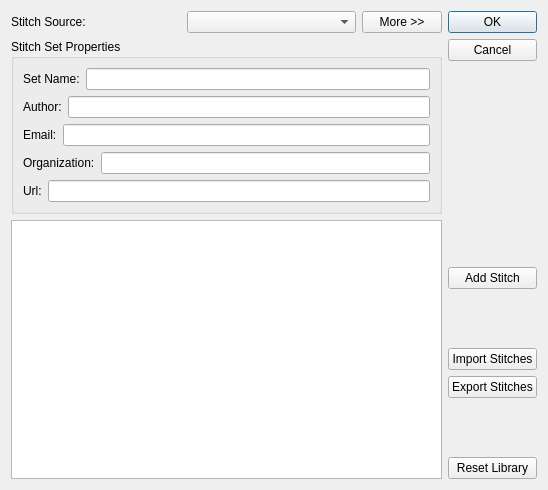
iPenguin/CrochetCharts, file src/stitchlibrary.ui: the form before one commit.
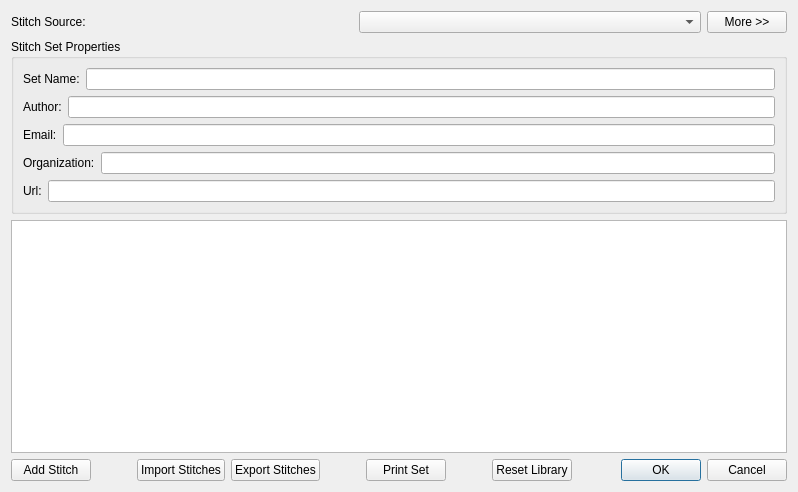
The form after the commit.

Commit message: changed the layout of the buttons. Added a print set button

```diff
--- a/src/stitchlibrary.ui
+++ b/src/stitchlibrary.ui
@@ -6,8 +6,8 @@
    <rect>
     <x>0</x>
     <y>0</y>
-    <width>548</width>
-    <height>490</height>
+    <width>798</width>
+    <height>492</height>
    </rect>
   </property>
   <property name="sizePolicy">
@@ -180,39 +180,11 @@
        </property>
       </widget>
      </item>
-    </layout>
-   </item>
    <item>
-    <layout class="QVBoxLayout" name="verticalLayout">
-     <item>
-      <widget class="QDialogButtonBox" name="buttonBox">
-       <property name="sizePolicy">
-        <sizepolicy hsizetype="Preferred" vsizetype="Fixed">
-         <horstretch>0</horstretch>
-         <verstretch>0</verstretch>
-        </sizepolicy>
+      <layout class="QHBoxLayout" name="horizontalLayout_8">
+       <property name="topMargin">
+        <number>0</number>
        </property>
-       <property name="orientation">
-        <enum>Qt::Vertical</enum>
-       </property>
-       <property name="standardButtons">
-        <set>QDialogButtonBox::Cancel|QDialogButtonBox::Ok</set>
-       </property>
-      </widget>
-     </item>
-     <item>
-      <spacer name="verticalSpacer_2">
-       <property name="orientation">
-        <enum>Qt::Vertical</enum>
-       </property>
-       <property name="sizeHint" stdset="0">
-        <size>
-         <width>20</width>
-         <height>200</height>
-        </size>
-       </property>
-      </spacer>
-     </item>
      <item>
       <widget class="QPushButton" name="addStitch">
        <property name="text">
@@ -221,14 +193,17 @@
       </widget>
      </item>
      <item>
-      <spacer name="verticalSpacer_3">
+        <spacer name="horizontalSpacer">
        <property name="orientation">
-        <enum>Qt::Vertical</enum>
+          <enum>Qt::Horizontal</enum>
+         </property>
+         <property name="sizeType">
+          <enum>QSizePolicy::Preferred</enum>
        </property>
        <property name="sizeHint" stdset="0">
         <size>
-         <width>20</width>
-         <height>10</height>
+           <width>40</width>
+           <height>20</height>
         </size>
        </property>
       </spacer>
@@ -248,14 +223,40 @@
       </widget>
      </item>
      <item>
-      <spacer name="verticalSpacer">
+        <spacer name="horizontalSpacer_2">
        <property name="orientation">
-        <enum>Qt::Vertical</enum>
-       </property>
+          <enum>Qt::Horizontal</enum>
+         </property>
+         <property name="sizeType">
+          <enum>QSizePolicy::Preferred</enum>
+         </property>
        <property name="sizeHint" stdset="0">
         <size>
-         <width>20</width>
-         <height>10</height>
+           <width>40</width>
+           <height>20</height>
+          </size>
+         </property>
+        </spacer>
+       </item>
+       <item>
+        <widget class="QPushButton" name="printSet">
+         <property name="text">
+          <string>Print Set</string>
+         </property>
+        </widget>
+       </item>
+       <item>
+        <spacer name="horizontalSpacer_3">
+         <property name="orientation">
+          <enum>Qt::Horizontal</enum>
+         </property>
+         <property name="sizeType">
+          <enum>QSizePolicy::Preferred</enum>
+         </property>
+         <property name="sizeHint" stdset="0">
+          <size>
+           <width>40</width>
+           <height>20</height>
         </size>
        </property>
       </spacer>
@@ -267,6 +268,24 @@
        </property>
       </widget>
      </item>
+       <item>
+        <widget class="QDialogButtonBox" name="buttonBox">
+         <property name="sizePolicy">
+          <sizepolicy hsizetype="Preferred" vsizetype="Fixed">
+           <horstretch>0</horstretch>
+           <verstretch>0</verstretch>
+          </sizepolicy>
+         </property>
+         <property name="orientation">
+          <enum>Qt::Horizontal</enum>
+         </property>
+         <property name="standardButtons">
+          <set>QDialogButtonBox::Cancel|QDialogButtonBox::Ok</set>
+         </property>
+        </widget>
+       </item>
+      </layout>
+     </item>
     </layout>
    </item>
   </layout>
```
Left out of the diff: 5 changed lines with no effect on the pictures. Lines whose indentation alone changed are shown as unchanged.
